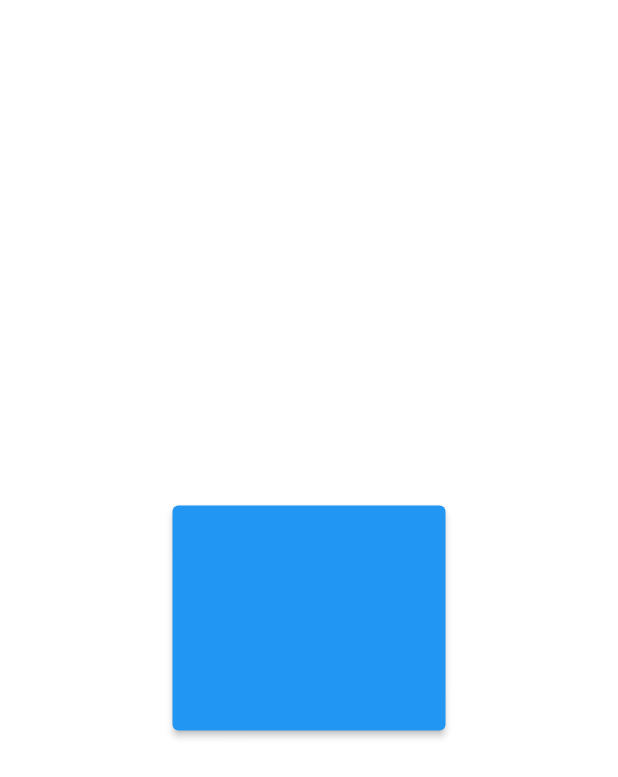
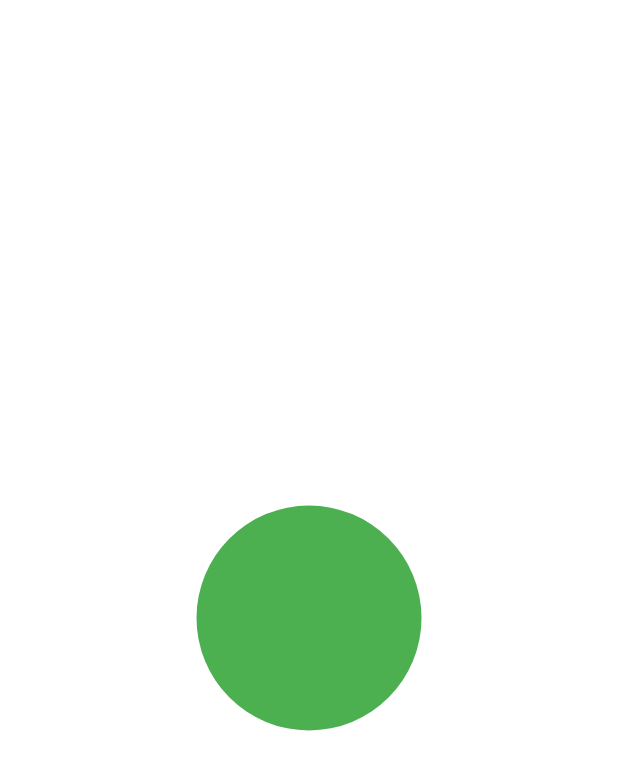
Before and after one commit to shegmatech/daily_attendance, a Flutter app: the screen it shows after launch, after a tap on "Continue", after a tap on "Login", on a phone screen of 412 x 824 dp. Shown: the top 777 px of the screen. Run offline on Flutter 3.47's test engine with Material 2 defaults, Android fonts, the light colour scheme and no system bars; our stand-ins replace cached_network_image, hexcolor; network calls fail.

Commit message:
first commit1

```diff
--- a/lib/screens/mark_attendance.dart
+++ b/lib/screens/mark_attendance.dart
@@ -8,15 +8,24 @@ class markAttendance extends StatefulWidget {
 }
 
 class _markAttendanceState extends State<markAttendance> {
+
+  bool isAttendance = true;
+
   @override
   Widget build(BuildContext context) {
     return Center(
-      child: ElevatedButton(
-          onPressed: (){},
+      child: GestureDetector(
+          onTap: (){
+            //TODO: show dialog box for attendance marked and change the signin buttin to signout with redBG
+            setState(() {
+              isAttendance = false;
+            });
+            print(isAttendance);
+          },
           child: Container(
               width: 150,
               height: 150,
-              decoration: const BoxDecoration(shape: BoxShape.circle,)
+              decoration: BoxDecoration(shape: BoxShape.circle, color: isAttendance? Colors.green : Colors.red)
           ))
     );
   }
```
